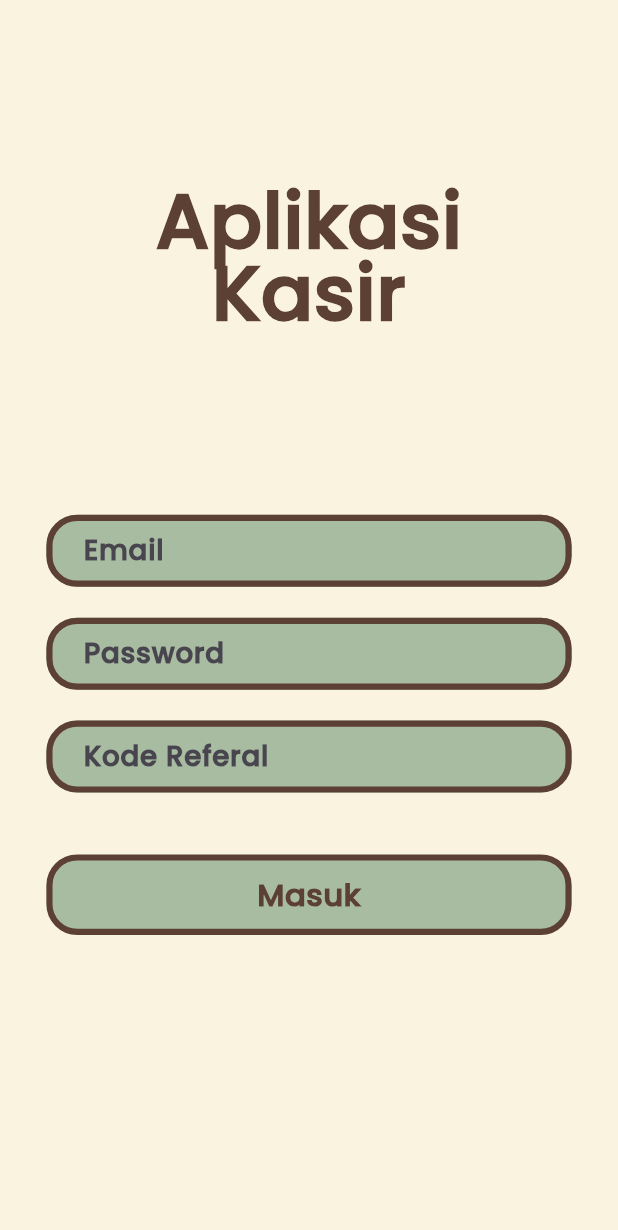
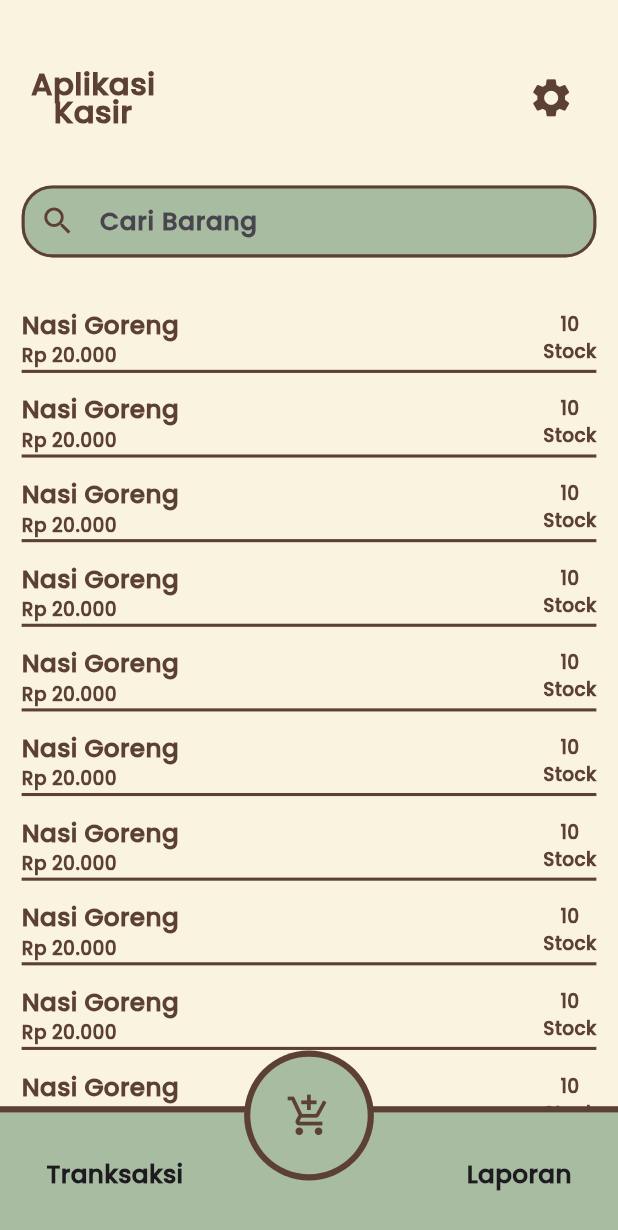
Before and after one commit to damarazky/apk-kasir, a Flutter app: the LoginPage screen opened by its route, after a tap on "Masuk", on a phone screen of 412 x 824 dp. Shown: the top 1230 px of the screen. Run offline on Flutter 3.47's test engine with Material 3 defaults, Android fonts, the phone set to English and light mode, and no system bars; our stand-ins replace get.

Commit message:
dashboard utama done walau bug scroll

```diff
--- /dev/null
+++ b/lib/views/customs/custom_card_dashboard.dart
@@ -0,0 +1,74 @@
+import 'package:apk_kasir_by_dante/views/customs/custom_colors_theme.dart';
+import 'package:flutter/material.dart';
+
+class CustomCardDashboard extends StatelessWidget {
+  const CustomCardDashboard({super.key});
+
+  @override
+  Widget build(BuildContext context) {
+    final size = MediaQuery.of(context).size;
+    return Container(
+      margin: EdgeInsets.only(top: size.width * .03),
+      child: Column(
+        children: [
+          Row(
+            mainAxisAlignment: MainAxisAlignment.spaceBetween,
+            children: [
+              Column(
+                crossAxisAlignment: CrossAxisAlignment.start,
+                children: [
+                  Text(
+                    'Nasi Goreng',
+                    style: TextStyle(
+                      fontFamily: 'Poppins',
+                      fontSize: size.width * .04,
+                      fontWeight: FontWeight.bold,
+                      color: CustomColorsTheme.coklat,
+                    ),
+                  ),
+                  Text(
+                    'Rp 20.000',
+                    style: TextStyle(
+                      fontFamily: 'Poppins',
+                      fontSize: size.width * .03,
+                      fontWeight: FontWeight.bold,
+                      color: CustomColorsTheme.coklat,
+                    ),
+                  ),
+                ],
+              ),
+              Column(
+                crossAxisAlignment: CrossAxisAlignment.center,
+                children: [
+                  Text(
+                    '10',
+                    style: TextStyle(
+                      fontFamily: 'Poppins',
+                      fontSize: size.width * .03,
+                      fontWeight: FontWeight.bold,
+                      color: CustomColorsTheme.coklat,
+                    ),
+                  ),
+                  Text(
+                    'Stock',
+                    style: TextStyle(
+                      fontFamily: 'Poppins',
+                      fontSize: size.width * .03,
+                      fontWeight: FontWeight.bold,
+                      color: CustomColorsTheme.coklat,
+                    ),
+                  ),
+                ],
+              ),
+            ],
+          ),
+          Container(
+            width: size.width,
+            height: size.width * .005,
+            color: CustomColorsTheme.coklat,
+          ),
+        ],
+      ),
+    );
+  }
+}
--- a/lib/views/customs/custom_routes_page.dart
+++ b/lib/views/customs/custom_routes_page.dart
@@ -1,11 +1,16 @@
+import 'package:apk_kasir_by_dante/views/dashboard/dashboard_important_page.dart';
 import 'package:apk_kasir_by_dante/views/welcome/login_page.dart';
 import 'package:apk_kasir_by_dante/views/welcome/welcome_page.dart';
-import 'package:get/get_navigation/src/routes/get_route.dart';
 import 'package:get/route_manager.dart';
 
 class CustomRoutesPage {
+  // Welcome Section
   static const welcome = '/welcome';
   static const login = '/login';
+
+  // Dashboard Section
+  static const dashboardImportant = '/dashboard_important';
+
 
   static final pages = [
     GetPage(name: welcome, page: () => WelcomePage()),
@@ -15,5 +20,11 @@ class CustomRoutesPage {
       transition: Transition.fadeIn,
       transitionDuration: const Duration(milliseconds: 400),
     ),
+    GetPage(
+      name: dashboardImportant,
+      page: () => DashboardImportantPage(),
+      transition: Transition.fadeIn,
+      transitionDuration: const Duration(milliseconds: 400),
+    ),
   ];
 }
--- /dev/null
+++ b/lib/views/customs/custom_search_dashboard.dart
@@ -0,0 +1,57 @@
+import 'package:apk_kasir_by_dante/views/customs/custom_colors_theme.dart';
+import 'package:flutter/material.dart';
+
+class CustomSearchDashboard extends StatelessWidget {
+  final String hintText;
+  final TextInputType keyboardType;
+  const CustomSearchDashboard({super.key, required this.hintText, required this.keyboardType});
+
+  @override
+  Widget build(BuildContext context) {
+    final size = MediaQuery.of(context).size;
+    return TextField(
+      cursorColor: CustomColorsTheme.coklat,
+      style: TextStyle(
+        fontSize: size.width * .04,
+        fontWeight: FontWeight.bold,
+        fontFamily: 'Poppins',
+      ),
+      keyboardType: keyboardType,
+      decoration: InputDecoration(
+        prefixIcon: Icon(Icons.search,color: CustomColorsTheme.coklat,),
+        contentPadding: EdgeInsets.symmetric(horizontal: size.width * .05),
+        hintText: hintText,
+        hintMaxLines: 1,
+        focusColor: CustomColorsTheme.coklat,
+        hintStyle: TextStyle(
+          fontSize: size.width * .04,
+          fontWeight: FontWeight.bold,
+          fontFamily: 'Poppins',
+        ),
+        fillColor: CustomColorsTheme.hijauNavi,
+        filled: true,
+        border: OutlineInputBorder(
+          borderRadius: BorderRadius.circular(size.width * .05),
+          borderSide: BorderSide(
+            width: size.width * .005,
+            color: CustomColorsTheme.coklat,
+          ),
+        ),
+        focusedBorder: OutlineInputBorder(
+          borderRadius: BorderRadius.circular(size.width * .05),
+          borderSide: BorderSide(
+            width: size.width * .005,
+            color: CustomColorsTheme.coklat,
+          ),
+        ),
+        enabledBorder: OutlineInputBorder(
+          borderRadius: BorderRadius.circular(size.width * .05),
+          borderSide: BorderSide(
+            width: size.width * .005,
+            color: CustomColorsTheme.coklat,
+          ),
+        ),
+      ),
+    );
+  }
+}
--- /dev/null
+++ b/lib/views/dashboard/dashboard_body_page.dart
@@ -0,0 +1,47 @@
+import 'package:apk_kasir_by_dante/views/customs/custom_card_dashboard.dart';
+import 'package:apk_kasir_by_dante/views/customs/custom_search_dashboard.dart';
+import 'package:flutter/material.dart';
+
+class DashboardBodyPage extends StatelessWidget {
+  const DashboardBodyPage({super.key});
+
+  @override
+  Widget build(BuildContext context) {
+    final size = MediaQuery.of(context).size;
+    return Container(
+      margin: EdgeInsets.only(top: size.height * .15),
+      padding: EdgeInsets.symmetric(horizontal: size.width * .035),
+      width: size.width,
+      height: double.infinity,
+      child: Column(
+        children: [
+          CustomSearchDashboard(
+            hintText: 'Cari Barang',
+            keyboardType: TextInputType.text,
+          ),
+          Padding(
+            padding: EdgeInsets.only(top: size.width * .05),
+            child: SingleChildScrollView(
+              child: Column(
+                children: [
+                  CustomCardDashboard(),
+                  CustomCardDashboard(),
+                  CustomCardDashboard(),
+                  CustomCardDashboard(),
+                  CustomCardDashboard(),
+                  CustomCardDashboard(),
+                  CustomCardDashboard(),
+                  CustomCardDashboard(),
+                  CustomCardDashboard(),
+                  CustomCardDashboard(),
+                  CustomCardDashboard(),
+                  CustomCardDashboard(),
+                ],
+              ),
+            ),
+          ),
+        ],
+      ),
+    );
+  }
+}
--- /dev/null
+++ b/lib/views/dashboard/dashboard_bottom_navigate_page.dart
@@ -0,0 +1,76 @@
+import 'package:apk_kasir_by_dante/views/customs/custom_colors_theme.dart';
+import 'package:flutter/material.dart';
+
+class DashboardBottomNavigatePage extends StatelessWidget {
+  const DashboardBottomNavigatePage({super.key});
+
+  @override
+  Widget build(BuildContext context) {
+    final size = MediaQuery.of(context).size;
+    return Stack(
+      children: [
+        Positioned(
+          left: 0,
+          right: 0,
+          bottom: size.width * .010,
+          child: Container(
+            width: size.width,
+            height: size.width / 5,
+            color: CustomColorsTheme.coklat,
+          ),
+        ),
+        Positioned(
+          left: 0,
+          right: 0,
+          bottom: 0,
+          child: Container(
+            padding: EdgeInsets.symmetric(horizontal: size.width * .075),
+            width: size.width,
+            height: size.width / 5,
+            color: CustomColorsTheme.hijauNavi,
+            child: Row(
+              mainAxisAlignment: MainAxisAlignment.spaceBetween,
+              children: [
+                Text(
+                  'Tranksaksi',
+                  style: TextStyle(
+                    fontFamily: 'Poppins',
+                    fontSize: size.width * .04,
+                    fontWeight: FontWeight.bold,
+                  ),
+                ),
+                Text(
+                  'Laporan',
+                  style: TextStyle(
+                    fontFamily: 'Poppins',
+                    fontSize: size.width * .04,
+                    fontWeight: FontWeight.bold,
+                  ),
+                ),
+              ],
+            ),
+          ),
+        ),
+         Positioned(
+          left: 0,
+          right: 0,
+          bottom: size.width * .09,
+          child: CircleAvatar(
+            radius: size.width * .105,
+            backgroundColor: CustomColorsTheme.coklat,
+          )
+        ),
+        Positioned(
+          left: 0,
+          right: 0,
+          bottom: size.width * .1,
+          child: CircleAvatar(
+            radius: size.width * .095,
+            backgroundColor: CustomColorsTheme.hijauNavi,
+            child: Icon(Icons.add_shopping_cart,color: CustomColorsTheme.coklat,size: size.width * .075,),
+          )
+        ),
+      ],
+    );
+  }
+}
--- /dev/null
+++ b/lib/views/dashboard/dashboard_important_page.dart
@@ -0,0 +1,29 @@
+import 'package:apk_kasir_by_dante/views/customs/custom_colors_theme.dart';
+import 'package:apk_kasir_by_dante/views/dashboard/dashboard_body_page.dart';
+import 'package:apk_kasir_by_dante/views/dashboard/dashboard_bottom_navigate_page.dart';
+import 'package:apk_kasir_by_dante/views/dashboard/dashboard_top_navigate_page.dart';
+import 'package:flutter/material.dart';
+
+class DashboardImportantPage extends StatelessWidget {
+  const DashboardImportantPage({super.key});
+
+  @override
+  Widget build(BuildContext context) {
+    return Scaffold(
+      resizeToAvoidBottomInset: false,
+      backgroundColor: CustomColorsTheme.cream,
+      body: Stack(
+        children: [
+          // Body Section
+          DashboardBodyPage(),
+
+          // Top Section
+          DashboardTopNavigatePage(),
+
+          // Bottom Section
+          DashboardBottomNavigatePage(),
+        ],
+      ),
+    );
+  }
+}
--- /dev/null
+++ b/lib/views/dashboard/dashboard_top_navigate_page.dart
@@ -0,0 +1,57 @@
+import 'package:apk_kasir_by_dante/views/customs/custom_colors_theme.dart';
+import 'package:apk_kasir_by_dante/views/customs/custom_routes_page.dart';
+import 'package:flutter/material.dart';
+import 'package:get/get.dart';
+
+class DashboardTopNavigatePage extends StatelessWidget {
+  const DashboardTopNavigatePage({super.key});
+
+  @override
+  Widget build(BuildContext context) {
+    final size = MediaQuery.of(context).size;
+    return Container(
+      width: double.infinity,
+      padding: EdgeInsets.symmetric(
+        horizontal: size.width * .05,
+        vertical: size.width * .1,
+      ),
+      child: Row(
+        mainAxisAlignment: MainAxisAlignment.spaceBetween,
+        children: [
+          GestureDetector(
+            onTap: () {
+              Get.toNamed(
+                CustomRoutesPage.dashboardImportant,
+                preventDuplicates: false,
+              );
+            },
+            child: Hero(
+              tag: 'welcome-teks',
+              child: Text(
+                'Aplikasi\nKasir',
+                textAlign: TextAlign.center,
+                style: TextStyle(
+                  fontSize: size.width * 0.05,
+                  fontFamily: 'Poppins',
+                  fontWeight: FontWeight.bold,
+                  height: size.width * .00225,
+                  color: CustomColorsTheme.coklat,
+                ),
+              ),
+            ),
+          ),
+          IconButton(
+            onPressed: () {
+              Get.dialog(Dialog(child: Text('Say Hai')));
+            },
+            icon: Icon(
+              Icons.settings,
+              color: CustomColorsTheme.coklat,
+              size: size.width * .075,
+            ),
+          ),
+        ],
+      ),
+    );
+  }
+}
--- a/lib/views/welcome/login_page.dart
+++ b/lib/views/welcome/login_page.dart
@@ -1,7 +1,9 @@
 import 'package:apk_kasir_by_dante/views/customs/custom_colors_theme.dart';
+import 'package:apk_kasir_by_dante/views/customs/custom_routes_page.dart';
 import 'package:apk_kasir_by_dante/views/customs/custom_submit_welcome_theme.dart';
 import 'package:apk_kasir_by_dante/views/customs/custom_textfield_welcome_theme.dart';
 import 'package:flutter/material.dart';
+import 'package:get/get.dart';
 
 class LoginPage extends StatelessWidget {
   const LoginPage({super.key});
@@ -59,7 +61,15 @@ class LoginPage extends StatelessWidget {
               keyboardType: TextInputType.number,
             ),
           ),
-          CustomSubmitWelcomeTheme(teks: 'Masuk', fungsi: () {}),
+          CustomSubmitWelcomeTheme(
+            teks: 'Masuk',
+            fungsi: () {
+              Get.toNamed(
+                CustomRoutesPage.dashboardImportant,
+                preventDuplicates: false,
+              );
+            },
+          ),
         ],
       ),
     );
```
